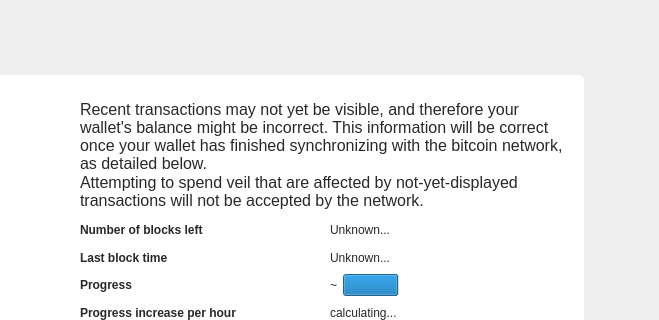
Old version of the form src/qt/forms/modaloverlay.ui in the repository Veil-Project/veil; both pictures show x 141 to 800 and y 0 to 320 of the 800 by 450 pixel window.
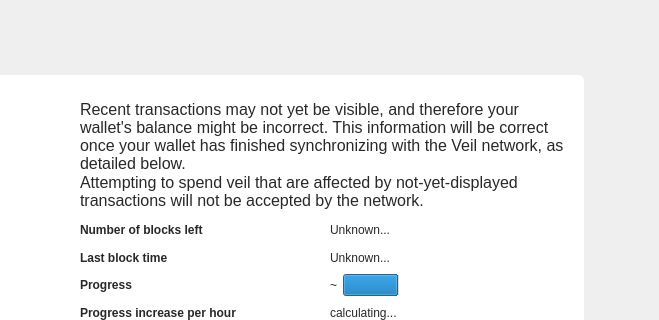
New version of the form. Icons and pictures are not drawn. Custom widgets are drawn as their Qt base class.

```diff
--- a/src/qt/forms/modaloverlay.ui
+++ b/src/qt/forms/modaloverlay.ui
@@ -170,7 +170,7 @@
                    <string notr="true">font-size:16px;</string>
                   </property>
                   <property name="text">
-                   <string>Recent transactions may not yet be visible, and therefore your wallet's balance might be incorrect. This information will be correct once your wallet has finished synchronizing with the bitcoin network, as detailed below.</string>
+                   <string>Recent transactions may not yet be visible, and therefore your wallet's balance might be incorrect. This information will be correct once your wallet has finished synchronizing with the Veil network, as detailed below.</string>
                   </property>
                   <property name="textFormat">
                    <enum>Qt::RichText</enum>
```
